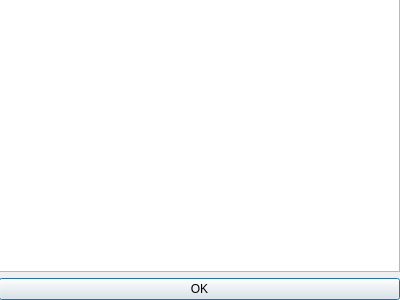
The window that dialog.ui (masterjava1/rwthsselabws2011g11) describes before a commit, drawn with Qt 5.
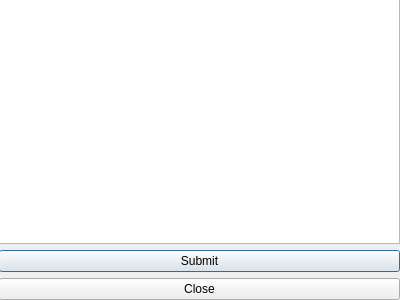
The same window after the commit.

The edit to the form file:
```diff
--- a/dialog.ui
+++ b/dialog.ui
@@ -26,10 +26,17 @@
     <item>
      <widget class="QPlainTextEdit" name="plainTextEdit"/>
     </item>
+    <item>
+     <widget class="QPushButton" name="pushButton_2">
+      <property name="text">
+       <string>Submit</string>
+      </property>
+     </widget>
+    </item>
     <item>
      <widget class="QPushButton" name="pushButton">
       <property name="text">
-       <string>OK</string>
+       <string>Close</string>
       </property>
      </widget>
     </item>
```
Left out of the diff: 25 changed lines with no effect on the pictures.
